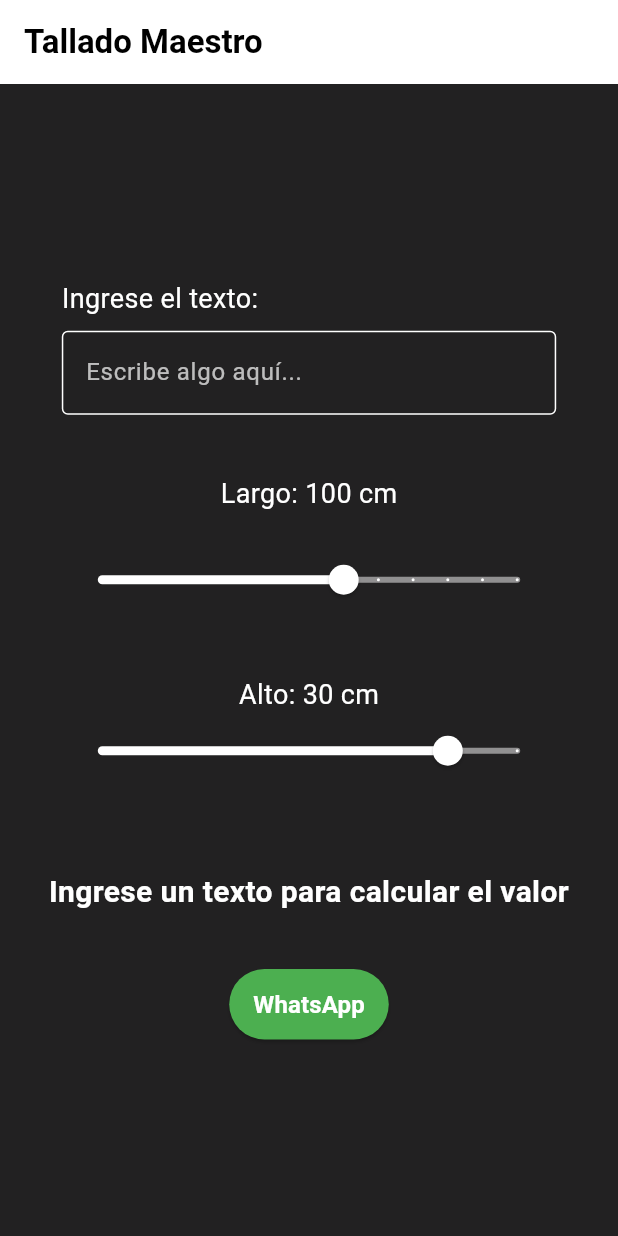
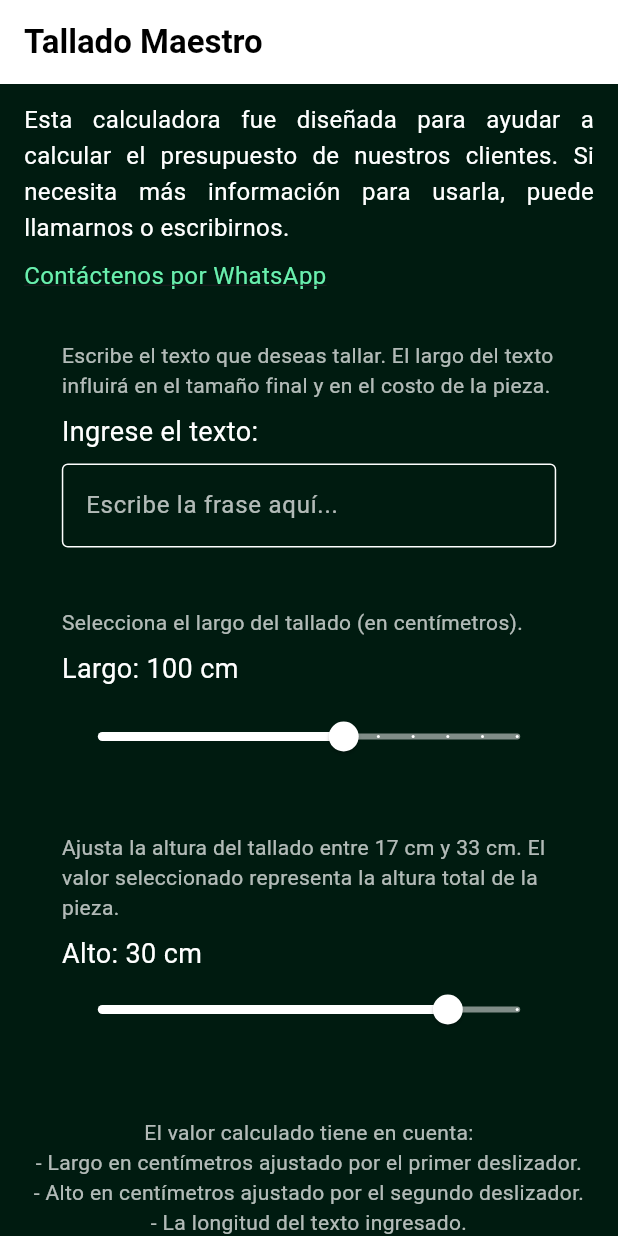
Before and after one commit to fedegonc/untitled, a Flutter app: the screen it shows after launch, on a phone screen of 412 x 824 dp. Run offline on Flutter 3.47's test engine with Material 3 defaults, Android fonts, the phone set to English and light mode, and no system bars.

Commit message:
add textos explicativos

```diff
--- a/lib/components/TextInputCounter.dart
+++ b/lib/components/TextInputCounter.dart
@@ -10,11 +10,24 @@ class TextInputCounter extends StatelessWidget {
     return Column(
       crossAxisAlignment: CrossAxisAlignment.start,
       children: [
+        // Texto explicativo
+        const Padding(
+          padding: EdgeInsets.only(bottom: 8.0),
+          child: Text(
+            'Escribe el texto que deseas tallar. El largo del texto influirá en el tamaño final y en el costo de la pieza.',
+            style: TextStyle(
+              fontSize: 14,
+              color: Colors.white70,
+            ),
+          ),
+        ),
+        // Etiqueta principal
         const Text(
           'Ingrese el texto:',
           style: TextStyle(fontSize: 18, color: Colors.white),
         ),
         const SizedBox(height: 8),
+        // Campo de entrada de texto
         TextField(
           onChanged: (text) {
             onTextChanged?.call(text);
@@ -28,12 +41,12 @@ class TextInputCounter extends StatelessWidget {
               borderSide: BorderSide(color: Colors.white),
             ),
             focusedBorder: const OutlineInputBorder(
-              borderSide: BorderSide(color: Colors.white, width: 2.0), // Borde blanco al enfocar
+              borderSide: BorderSide(color: Colors.white, width: 2.0),
             ),
-            hintText: 'Escribe algo aquí...',
+            hintText: 'Escribe la frase aquí...',
             hintStyle: const TextStyle(color: Colors.white70),
           ),
-          cursorColor: Colors.white, // Color del cursor
+          cursorColor: Colors.white,
         ),
       ],
     );
--- a/lib/components/ValueCalculator.dart
+++ b/lib/components/ValueCalculator.dart
@@ -27,7 +27,25 @@ class ValueCalculator extends StatelessWidget {
   Widget build(BuildContext context) {
     int calculatedValue = _calculateValue(slider1Value, slider2Value, textLength);
 
-    return Padding(
+    return Column(
+      crossAxisAlignment: CrossAxisAlignment.center,
+      children: [
+        // Texto explicativo
+        const Padding(
+          padding: EdgeInsets.symmetric(horizontal: 16.0, vertical: 8.0),
+          child: Text(
+            'El valor calculado tiene en cuenta:\n'
+                '- Largo en centímetros ajustado por el primer deslizador.\n'
+                '- Alto en centímetros ajustado por el segundo deslizador.\n'
+                '- La longitud del texto ingresado.\n\n'
+                'Usa los controles para modificar estas variables y observar los cambios.',
+            style: TextStyle(fontSize: 14, color: Colors.white70),
+            textAlign: TextAlign.center,
+          ),
+        ),
+        const SizedBox(height: 16),
+        // Resultado calculado
+        Padding(
           padding: const EdgeInsets.all(16.0),
           child: Text(
             textLength == 0
@@ -40,6 +58,8 @@ class ValueCalculator extends StatelessWidget {
             ),
             textAlign: TextAlign.center,
           ),
+        ),
+      ],
     );
   }
 }
--- a/lib/components/custom_background.dart
+++ b/lib/components/custom_background.dart
@@ -8,7 +8,7 @@ class CustomBackground extends StatelessWidget {
   @override
   Widget build(BuildContext context) {
     return Container(
-      color: Colors.black87, // Fondo negro/oscuro por defecto
+      color: const Color(0xFF001B10), // Verde muy oscuro con predominancia de negro
       child: child,
     );
   }
--- a/lib/components/custom_slider1.dart
+++ b/lib/components/custom_slider1.dart
@@ -19,12 +19,31 @@ class _CustomSlider1State extends State<CustomSlider1> {
   @override
   Widget build(BuildContext context) {
     return Column(
+      crossAxisAlignment: CrossAxisAlignment.start, // Alinea los elementos a la izquierda
       children: [
+        // Texto Explicativo
+        const Padding(
+          padding: EdgeInsets.only(bottom: 8.0),
+          child: Text(
+            'Selecciona el largo del tallado (en centímetros).',
+            style: TextStyle(
+              fontSize: 14,
+              color: Colors.white70,
+            ),
+            textAlign: TextAlign.left,
+          ),
+        ),
+        // Texto con el valor actual
         Text(
           'Largo: ${_sliderValue.toInt()} cm',
-          style: const TextStyle(fontSize: 18, color: Colors.white),
+          style: const TextStyle(
+            fontSize: 18,
+            color: Colors.white,
+          ),
+          textAlign: TextAlign.left,
         ),
-        const SizedBox(height: 20),
+        const SizedBox(height: 8),
+        // Slider
         Slider(
           value: _sliderValue,
           min: _min,
--- a/lib/components/custom_slider2.dart
+++ b/lib/components/custom_slider2.dart
@@ -15,11 +15,27 @@ class _CustomSlider2State extends State<CustomSlider2> {
   @override
   Widget build(BuildContext context) {
     return Column(
+      crossAxisAlignment: CrossAxisAlignment.start,
       children: [
+        // Texto explicativo
+        const Padding(
+          padding: EdgeInsets.only(bottom: 8.0),
+          child: Text(
+            'Ajusta la altura del tallado entre 17 cm y 33 cm. '
+                'El valor seleccionado representa la altura total de la pieza.',
+            style: TextStyle(
+              fontSize: 14,
+              color: Colors.white70,
+            ),
+            textAlign: TextAlign.left,
+          ),
+        ),
+        // Valor del slider
         Text(
           'Alto: ${_sliderValue.toInt()} cm',
           style: const TextStyle(fontSize: 18, color: Colors.white),
         ),
+        // Slider
         Slider(
           value: _sliderValue,
           min: 17,
--- /dev/null
+++ b/lib/components/intro_description.dart
@@ -0,0 +1,50 @@
+import 'package:flutter/material.dart';
+import 'package:url_launcher/url_launcher.dart';
+
+class IntroDescription extends StatelessWidget {
+  const IntroDescription({Key? key}) : super(key: key);
+
+  void _openWhatsApp() async {
+    const String phoneNumber = '+59892224955'; // Número de WhatsApp
+    const String message = 'Hola, necesito más información sobre la calculadora de presupuestos.';
+    final Uri url = Uri.parse('https://wa.me/$phoneNumber?text=${Uri.encodeComponent(message)}');
+
+    if (!await launchUrl(url)) {
+      throw 'No se pudo abrir el enlace de WhatsApp.';
+    }
+  }
+
+  @override
+  Widget build(BuildContext context) {
+    return Container(
+      padding: const EdgeInsets.symmetric(horizontal: 16, vertical: 12),
+      child: Column(
+        crossAxisAlignment: CrossAxisAlignment.start,
+        children: [
+          const Text(
+            'Esta calculadora fue diseñada para ayudar a calcular el presupuesto de nuestros clientes. '
+                'Si necesita más información para usarla, puede llamarnos o escribirnos.',
+            style: TextStyle(
+              fontSize: 16,
+              color: Colors.white,
+              height: 1.5,
+            ),
+            textAlign: TextAlign.justify,
+          ),
+          const SizedBox(height: 8),
+          GestureDetector(
+            onTap: _openWhatsApp,
+            child: const Text(
+              'Contáctenos por WhatsApp',
+              style: TextStyle(
+                fontSize: 16,
+                color: Colors.greenAccent,
+                decoration: TextDecoration.underline,
+              ),
+            ),
+          ),
+        ],
+      ),
+    );
+  }
+}
--- a/lib/screens/home.dart
+++ b/lib/screens/home.dart
@@ -1,12 +1,14 @@
 import 'package:flutter/material.dart';
 import '../components/appbar.dart';
+import '../components/footer.dart';
 import '../components/custom_slider1.dart';
 import '../components/custom_slider2.dart';
 import '../components/TextInputCounter.dart';
 import '../components/ValueCalculator.dart';
 import '../components/responsive_container.dart';
 import '../components/custom_background.dart';
-import '../components/whatsapp_button.dart'; // Importa el botón de WhatsApp
+import '../components/whatsapp_button.dart';
+import '../components/intro_description.dart'; // Importa el nuevo componente
 
 class HomeScreen extends StatelessWidget {
   final ValueNotifier<int> textLength = ValueNotifier<int>(0);
@@ -19,13 +21,15 @@ class HomeScreen extends StatelessWidget {
   Widget build(BuildContext context) {
     return Scaffold(
       appBar: const CustomAppBar(title: 'Tallado Maestro'),
-      body: CustomBackground( // Se usa CustomBackground con fondo negro
+      body: CustomBackground(
         child: Center(
           child: SingleChildScrollView(
             child: Column(
               mainAxisAlignment: MainAxisAlignment.center,
               children: [
-                // Campo de texto
+                const IntroDescription(), // Nuevo componente agregado
+                const SizedBox(height: 20),
+
                 ResponsiveContainer(
                   child: TextInputCounter(
                     onTextChanged: (text) {
@@ -34,8 +38,6 @@ class HomeScreen extends StatelessWidget {
                   ),
                 ),
                 const SizedBox(height: 40),
-
-                // Primer slider
                 ResponsiveContainer(
                   child: CustomSlider1(
                     onValueChanged: (value) {
@@ -44,8 +46,6 @@ class HomeScreen extends StatelessWidget {
                   ),
                 ),
                 const SizedBox(height: 40),
-
-                // Segundo slider
                 ResponsiveContainer(
                   child: CustomSlider2(
                     onValueChanged: (value) {
@@ -54,8 +54,6 @@ class HomeScreen extends StatelessWidget {
                   ),
                 ),
                 const SizedBox(height: 40),
-
-                // Calculadora de valores reactiva
                 ValueListenableBuilder(
                   valueListenable: textLength,
                   builder: (context, int textLen, _) {
@@ -73,15 +71,14 @@ class HomeScreen extends StatelessWidget {
                                   textLength: textLen,
                                 ),
                                 const SizedBox(height: 20),
-
-                                // Botón de WhatsApp
                                 WhatsAppButton(
-                                  phoneNumber: '+59892224955', // Reemplaza con tu número
+                                  phoneNumber: '+59892224955',
                                   message: 'Hola, me gustaría solicitar un presupuesto:\n'
                                       '- Largo: ${slider1.toInt()} cm\n'
                                       '- Alto: ${slider2.toInt()} cm\n'
                                       '- Texto: $textLen caracteres\n\n'
                                       'Por favor, envíame el precio y más detalles. ¡Gracias!',
+                                  isValid: textLen > 0,
                                 ),
                               ],
                             );
@@ -91,7 +88,12 @@ class HomeScreen extends StatelessWidget {
                     );
                   },
                 ),
+                const SizedBox(height: 40),
+
+                // Footer
+                const Footer(),
               ],
+
             ),
           ),
         ),
```
Also changed, not shown: lib/components/footer.dart (added, +23 -0 lines), lib/components/whatsapp_button.dart (+27 -3 lines). Lines whose indentation alone changed are shown as unchanged.
